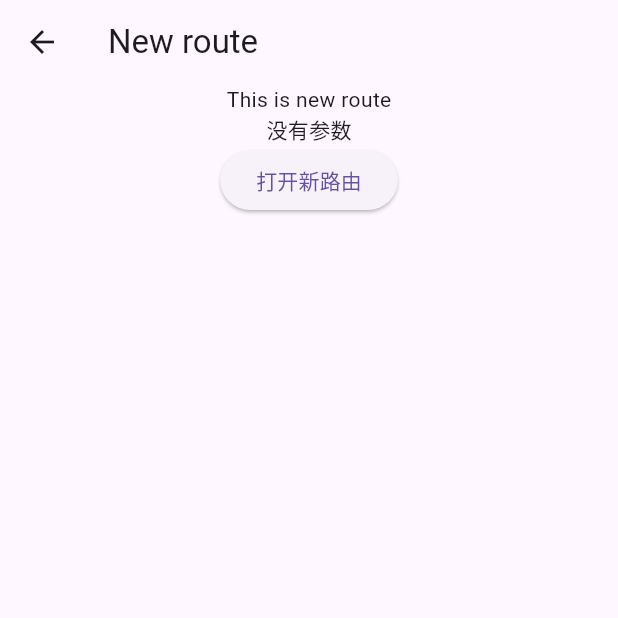
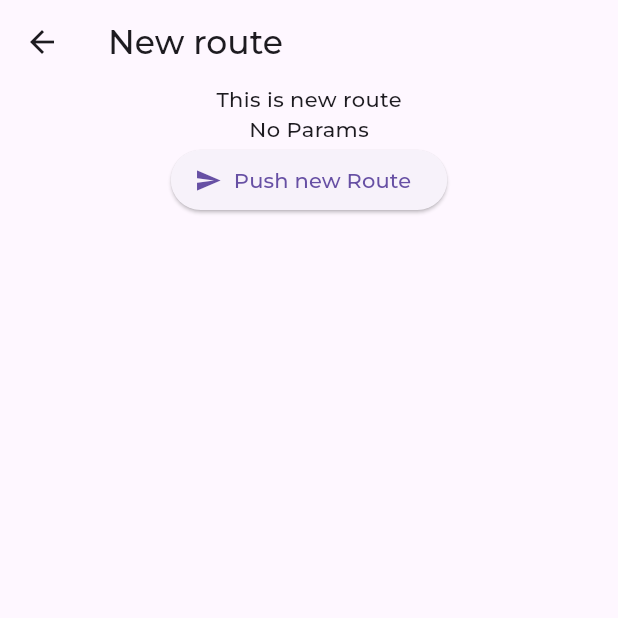
Before and after one commit to HowardTangHw/EspressoApp, a Flutter app: the screen it shows after launch, after a tap on "open new route", on a phone screen of 412 x 824 dp, the top half of it. Run offline on Flutter 3.47's test engine with Material 3 defaults, Android fonts, the light colour scheme and no system bars; our stand-ins replace go_router; project files that could hold a hidden picture were left out.

Commit message:
update fonts & todo list

```diff
--- a/espresso/lib/app.dart
+++ b/espresso/lib/app.dart
@@ -28,7 +28,15 @@ class HomeState extends State<Home> {
         child: Column(
           mainAxisAlignment: MainAxisAlignment.center,
           children: <Widget>[
-            const Text('You have pushed the button this many times:'),
+            const Text(
+              'You have pushed the button this many times:',
+              style: TextStyle(
+                  fontSize: 20,
+                  color: Colors.blueAccent,
+                  decoration: TextDecoration.underline,
+                  decorationStyle: TextDecorationStyle.dashed,
+                  decorationColor: Colors.blueAccent),
+            ),
             Text(
               '$_counter',
               style: Theme.of(context).textTheme.headlineSmall,
--- a/espresso/lib/main.dart
+++ b/espresso/lib/main.dart
@@ -38,6 +38,7 @@ class MainApp extends StatelessWidget {
     return MaterialApp.router(
       title: 'Espresso',
       theme: ThemeData(
+        fontFamily: 'Montserrat',
         primarySwatch: Colors.blueGrey,
       ),
       routerConfig: _router,
--- a/espresso/lib/router.dart
+++ b/espresso/lib/router.dart
@@ -9,7 +9,7 @@ class AppRoute extends StatefulWidget {
 }
 
 class AppRouteState extends State<AppRoute> {
-  String msg = "没有参数";
+  String msg = "No Params";
   @override
   Widget build(BuildContext context) {
     return Scaffold(
@@ -20,7 +20,7 @@ class AppRouteState extends State<AppRoute> {
           child: Column(children: <Widget>[
         const Text("This is new route"),
         Text(msg),
-        ElevatedButton(
+        ElevatedButton.icon(
           onPressed: () async {
             final res =
                 await context.push<String?>('/tip_route', extra: 'some text');
@@ -30,7 +30,8 @@ class AppRouteState extends State<AppRoute> {
               });
             }
           },
-          child: const Text("打开新路由"),
+          icon: const Icon(Icons.send),
+          label: const Text("Push new Route"),
         ),
       ])),
     );
```
Also changed, not shown: espresso/lib/tip_route.dart (+5 -4 lines), espresso/pubspec.yaml (+21 -1 lines), espresso/assets/fonts/Montserrat-Black.ttf (added), espresso/assets/fonts/Montserrat-Bold.ttf (added), espresso/assets/fonts/Montserrat-ExtraBold.ttf (added), espresso/assets/fonts/Montserrat-ExtraLight.ttf (added), espresso/assets/fonts/Montserrat-Light.ttf (added), espresso/assets/fonts/Montserrat-Medium.ttf (added), espresso/assets/fonts/Montserrat-Regular.ttf (added), espresso/assets/fonts/Montserrat-SemiBold.ttf (added), espresso/assets/fonts/Montserrat-Thin.ttf (added), 1 other file.
